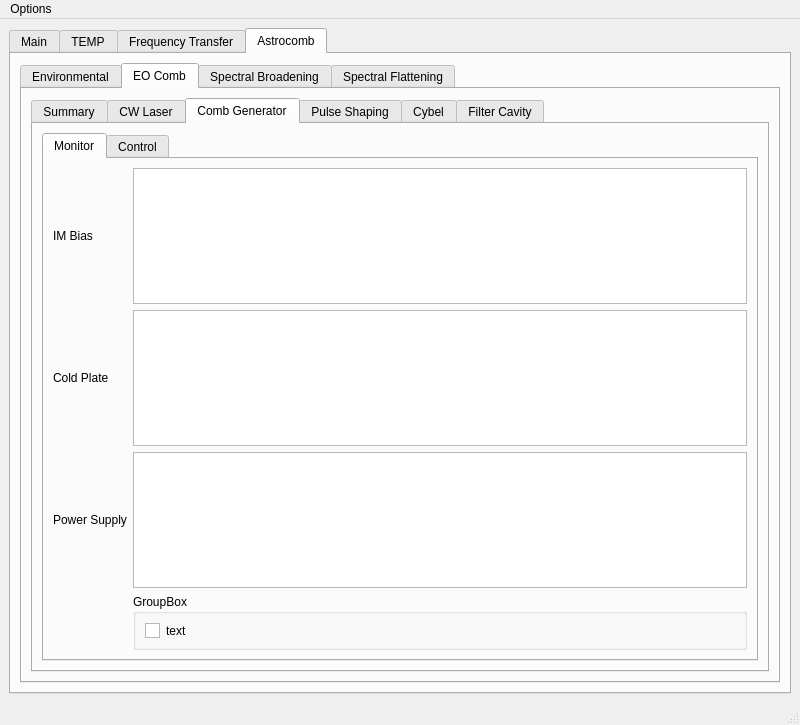
Before: the Qt Designer form GUI.ui in cdfredrick/AstroComb_HPF, drawn with Qt 5.
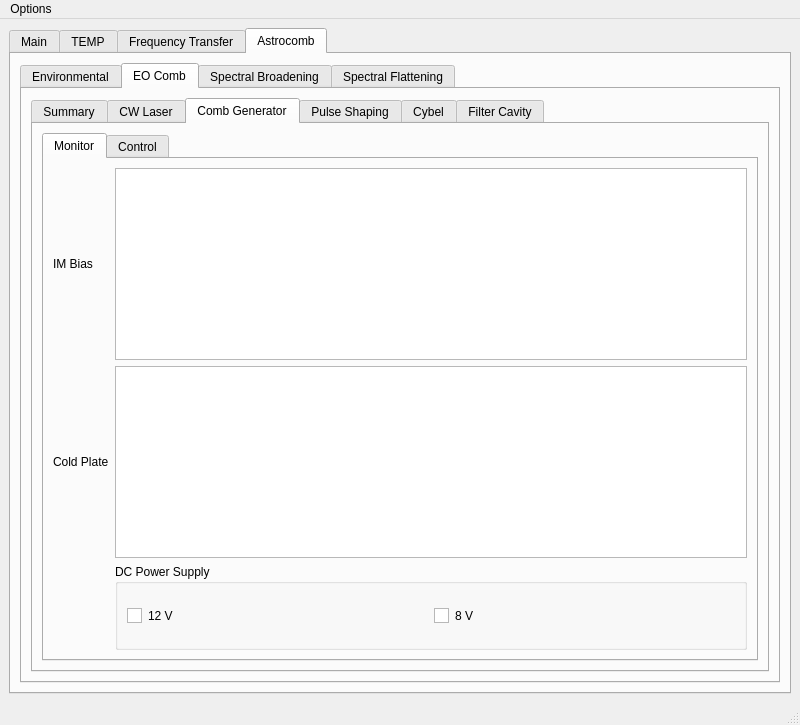
After: the same form once the commit is applied. The open tabs and pages were chosen to show the change. Custom widgets are drawn as their Qt base class.

Commit message:
Autoshutdown of 12V DC Supply
and a few threading insertions

Diff of the .ui file:
```diff
--- a/GUI.ui
+++ b/GUI.ui
@@ -3407,20 +3407,10 @@
                     <item row="1" column="1">
                      <widget class="QGraphicsView" name="graphicsView_5"/>
                     </item>
-                    <item row="2" column="0">
-                     <widget class="QLabel" name="label_5">
-                      <property name="text">
-                       <string>Power Supply</string>
-                      </property>
-                     </widget>
-                    </item>
                     <item row="2" column="1">
-                     <widget class="QGraphicsView" name="graphicsView_12"/>
-                    </item>
-                    <item row="3" column="1">
                      <widget class="QGroupBox" name="groupBox_3">
                       <property name="title">
-                       <string>GroupBox</string>
+                       <string>DC Power Supply</string>
                       </property>
                       <layout class="QGridLayout" name="gridLayout_22">
                        <item row="0" column="0">
@@ -3442,7 +3432,30 @@
                        <item row="0" column="1">
                         <widget class="QLabel" name="label_41">
                          <property name="text">
-                          <string>text</string>
+                          <string>12 V</string>
+                         </property>
+                        </widget>
+                       </item>
+                       <item row="0" column="2">
+                        <widget class="QGraphicsView" name="graphicsView_163">
+                         <property name="maximumSize">
+                          <size>
+                           <width>15</width>
+                           <height>15</height>
+                          </size>
+                         </property>
+                         <property name="acceptDrops">
+                          <bool>false</bool>
+                         </property>
+                         <property name="interactive">
+                          <bool>false</bool>
+                         </property>
+                        </widget>
+                       </item>
+                       <item row="0" column="3">
+                        <widget class="QLabel" name="label_168">
+                         <property name="text">
+                          <string>8 V</string>
                          </property>
                         </widget>
                        </item>
```
Left out of the diff: 2 changed lines with no effect on the pictures. The commit also changes 4 other files.
